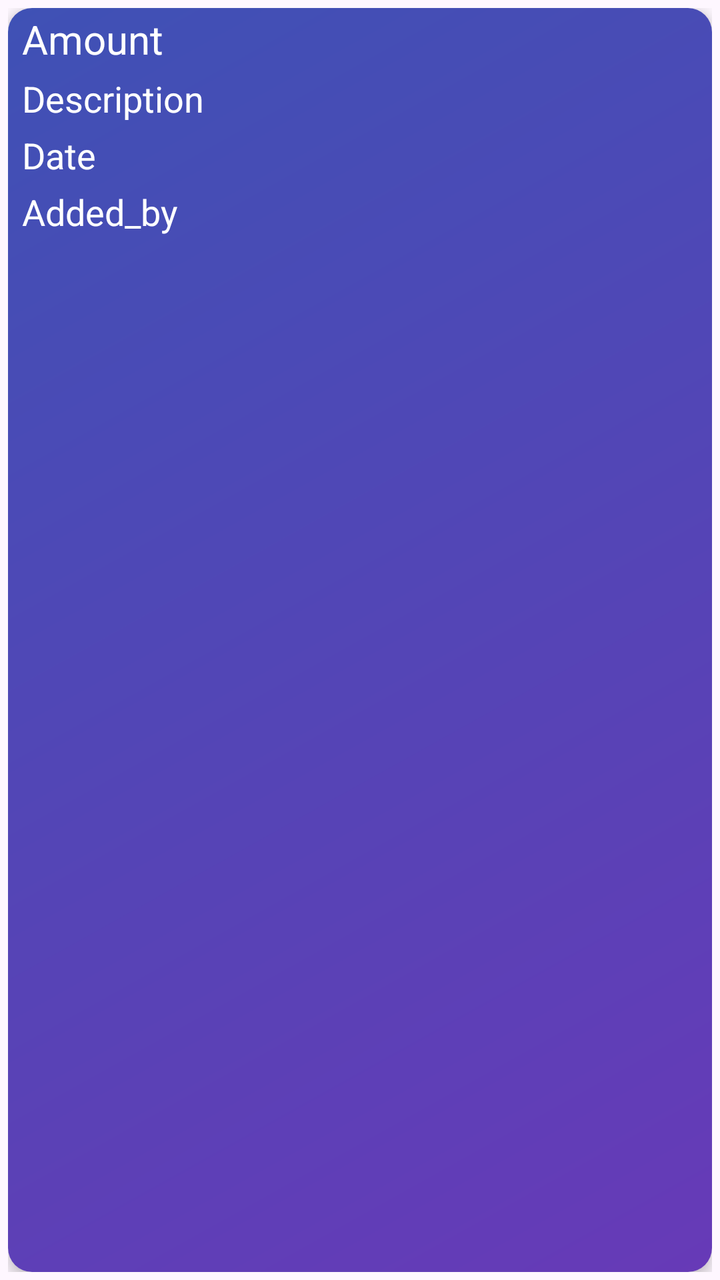
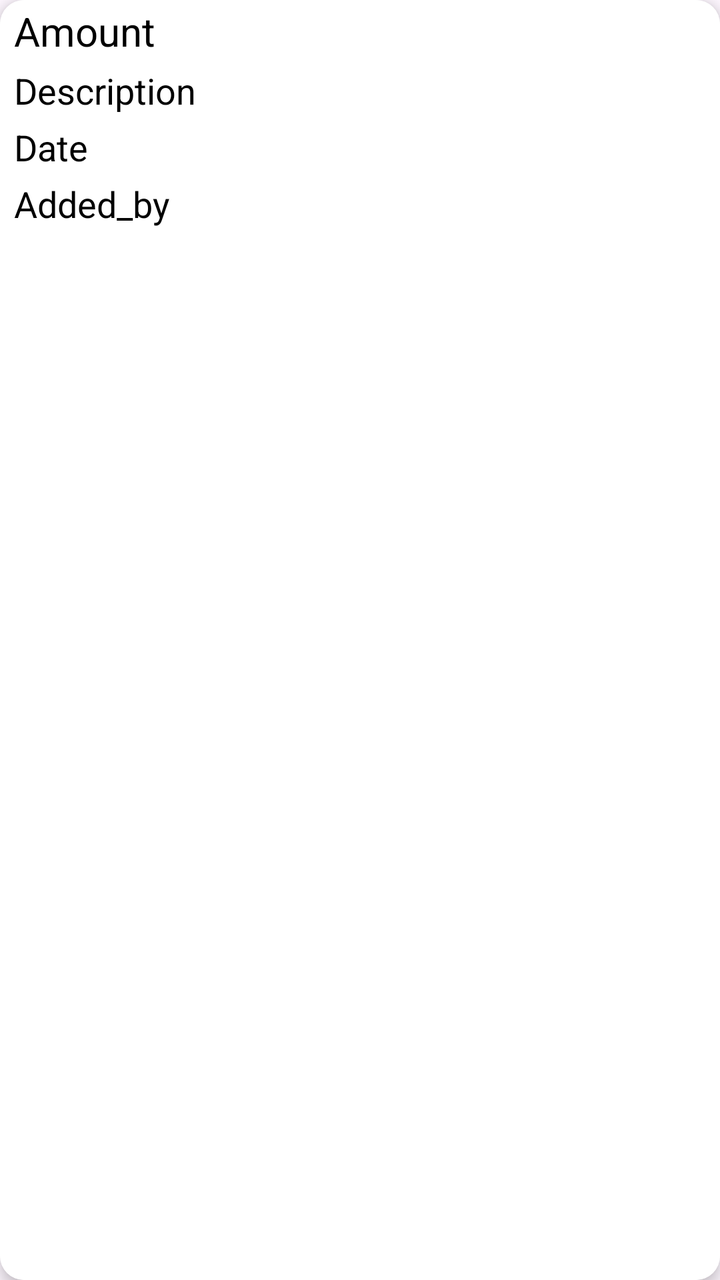

The first picture is an Android layout as it rendered before a commit; the second is the same layout after the commit. The layout source and the unified diff follow.
<!-- AndroidManifest.xml: application theme Theme.BudgetTracker -->
<!-- res/layout/item_expense.xml -->
<?xml version="1.0" encoding="utf-8"?>
<LinearLayout xmlns:android="http://schemas.android.com/apk/res/android"
    android:layout_width="match_parent"
    android:layout_height="wrap_content"
    xmlns:app="http://schemas.android.com/apk/res-auto"
    android:orientation="vertical"
    android:padding="4dp">

    <androidx.cardview.widget.CardView
        android:layout_width="match_parent"
        android:layout_height="0dp"
        android:layout_weight="1"
        android:elevation="20dp"
        app:cardCornerRadius="12dp"
        app:cardElevation="4dp"
        >

        <LinearLayout
            android:layout_width="match_parent"
            android:layout_height="match_parent"
            android:background="@drawable/cardview_background"
            android:orientation="vertical">
            <TextView
                android:id="@+id/amountTextView"
                android:layout_width="wrap_content"
                android:layout_height="wrap_content"
                android:layout_marginStart="5dp"
                android:padding="2dp"
                android:text="@string/amount"
                android:textColor="@color/white"
                android:textSize="20sp" />

            <TextView
                android:id="@+id/descriptionTextView"
                android:layout_width="wrap_content"
                android:layout_height="wrap_content"
                android:text="@string/description"
                android:textColor="@color/white"
                android:layout_marginStart="5dp"
                android:padding="2dp"
                android:textSize="18sp" />

            <TextView
                android:id="@+id/dateTextView"
                android:layout_width="wrap_content"
                android:layout_height="wrap_content"
                android:text="@string/date"
                android:textColor="@color/white"
                android:layout_marginStart="5dp"
                android:padding="2dp"
                android:textSize="18sp" />

            <TextView
                android:id="@+id/nameTextView"
                android:layout_width="wrap_content"
                android:layout_height="wrap_content"
                android:text="@string/added_by"
                android:textColor="@color/white"
                android:layout_marginStart="5dp"
                android:padding="2dp"
                android:textSize="18sp" />

        </LinearLayout>
    </androidx.cardview.widget.CardView>
</LinearLayout>
<!-- resources referenced by this layout -->
<resources>
  <color name="white">#FFFFFF</color>
  <!-- drawable cardview_background (drawable) -->
  <?xml version="1.0" encoding="utf-8"?>
  <shape   xmlns:android="http://schemas.android.com/apk/res/android">
      <gradient
          android:startColor="#3F51B5"
          android:endColor="#673AB7"
          android:angle="315"/>
  </shape>
  <string name="added_by">Added_by</string>
  <string name="amount">Amount</string>
  <string name="date">Date</string>
  <string name="description">Description</string>
  <style name="Theme.BudgetTracker" parent="Base.Theme.BudgetTracker" />
  <style name="Base.Theme.BudgetTracker" parent="Theme.Material3.DayNight.NoActionBar">
          
          
      </style>
</resources>

<!-- the commit's change to res/layout/item_expense.xml (unified diff, before → after) -->
@@ -1,65 +1,58 @@
 <?xml version="1.0" encoding="utf-8"?>
-<LinearLayout xmlns:android="http://schemas.android.com/apk/res/android"
+<androidx.cardview.widget.CardView
+    xmlns:android="http://schemas.android.com/apk/res/android"
+    xmlns:app="http://schemas.android.com/apk/res-auto"
     android:layout_width="match_parent"
     android:layout_height="wrap_content"
-    xmlns:app="http://schemas.android.com/apk/res-auto"
-    android:orientation="vertical"
-    android:padding="4dp">
+    android:elevation="20dp"
+    app:cardCornerRadius="12dp"
+    app:cardElevation="4dp"
+    android:layout_margin="2dp">
 
-    <androidx.cardview.widget.CardView
+    <LinearLayout
         android:layout_width="match_parent"
-        android:layout_height="0dp"
-        android:layout_weight="1"
-        android:elevation="20dp"
-        app:cardCornerRadius="12dp"
-        app:cardElevation="4dp"
-        >
+        android:layout_height="match_parent"
+        android:background="@drawable/cardview_background"
+        android:orientation="vertical">
+        <TextView
+            android:id="@+id/amountTextView"
+            android:layout_width="wrap_content"
+            android:layout_height="wrap_content"
+            android:layout_marginStart="5dp"
+            android:padding="2dp"
+            android:text="@string/amount"
+            android:textColor="@color/black"
+            android:textSize="20sp" />
 
-        <LinearLayout
-            android:layout_width="match_parent"
-            android:layout_height="match_parent"
-            android:background="@drawable/cardview_background"
-            android:orientation="vertical">
-            <TextView
-                android:id="@+id/amountTextView"
-                android:layout_width="wrap_content"
-                android:layout_height="wrap_content"
-                android:layout_marginStart="5dp"
-                android:padding="2dp"
-                android:text="@string/amount"
-                android:textColor="@color/white"
-                android:textSize="20sp" />
+        <TextView
+            android:id="@+id/descriptionTextView"
+            android:layout_width="wrap_content"
+            android:layout_height="wrap_content"
+            android:text="@string/description"
+            android:textColor="@color/black"
+            android:layout_marginStart="5dp"
+            android:padding="2dp"
+            android:textSize="18sp" />
 
-            <TextView
-                android:id="@+id/descriptionTextView"
-                android:layout_width="wrap_content"
-                android:layout_height="wrap_content"
-                android:text="@string/description"
-                android:textColor="@color/white"
-                android:layout_marginStart="5dp"
-                android:padding="2dp"
-                android:textSize="18sp" />
+        <TextView
+            android:id="@+id/dateTextView"
+            android:layout_width="wrap_content"
+            android:layout_height="wrap_content"
+            android:text="@string/date"
+            android:textColor="@color/black"
+            android:layout_marginStart="5dp"
+            android:padding="2dp"
+            android:textSize="18sp" />
 
-            <TextView
-                android:id="@+id/dateTextView"
-                android:layout_width="wrap_content"
-                android:layout_height="wrap_content"
-                android:text="@string/date"
-                android:textColor="@color/white"
-                android:layout_marginStart="5dp"
-                android:padding="2dp"
-                android:textSize="18sp" />
+        <TextView
+            android:id="@+id/nameTextView"
+            android:layout_width="wrap_content"
+            android:layout_height="wrap_content"
+            android:text="@string/added_by"
+            android:textColor="@color/black"
+            android:layout_marginStart="5dp"
+            android:padding="2dp"
+            android:textSize="18sp" />
 
-            <TextView
-                android:id="@+id/nameTextView"
-                android:layout_width="wrap_content"
-                android:layout_height="wrap_content"
-                android:text="@string/added_by"
-                android:textColor="@color/white"
-                android:layout_marginStart="5dp"
-                android:padding="2dp"
-                android:textSize="18sp" />
-
-        </LinearLayout>
-    </androidx.cardview.widget.CardView>
-</LinearLayout>
+    </LinearLayout>
+</androidx.cardview.widget.CardView>
<!-- resource entries referenced after the edit -->
@@ -1,12 +1,12 @@
 <!-- resources referenced by this layout -->
 <resources>
-  <color name="white">#FFFFFF</color>
+  <color name="black">#FF000000</color>
   <!-- drawable cardview_background (drawable) -->
   <?xml version="1.0" encoding="utf-8"?>
   <shape   xmlns:android="http://schemas.android.com/apk/res/android">
       <gradient
-          android:startColor="#3F51B5"
-          android:endColor="#673AB7"
+          android:startColor="#FFFFFF"
+          android:endColor="#FFFFFF"
           android:angle="315"/>
   </shape>
   <string name="added_by">Added_by</string>
